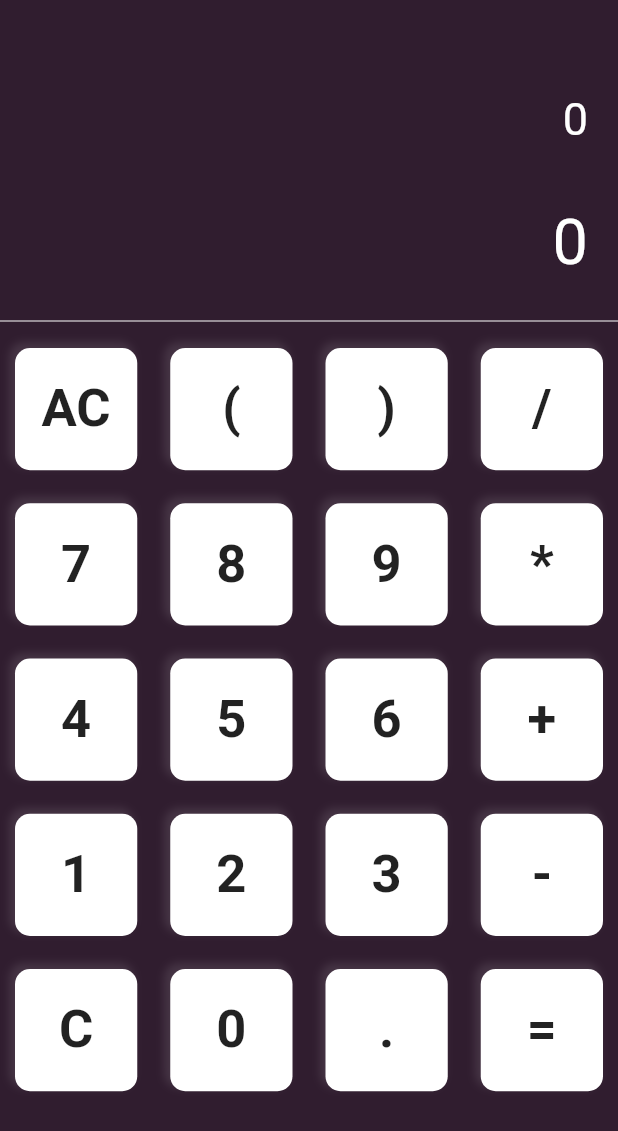
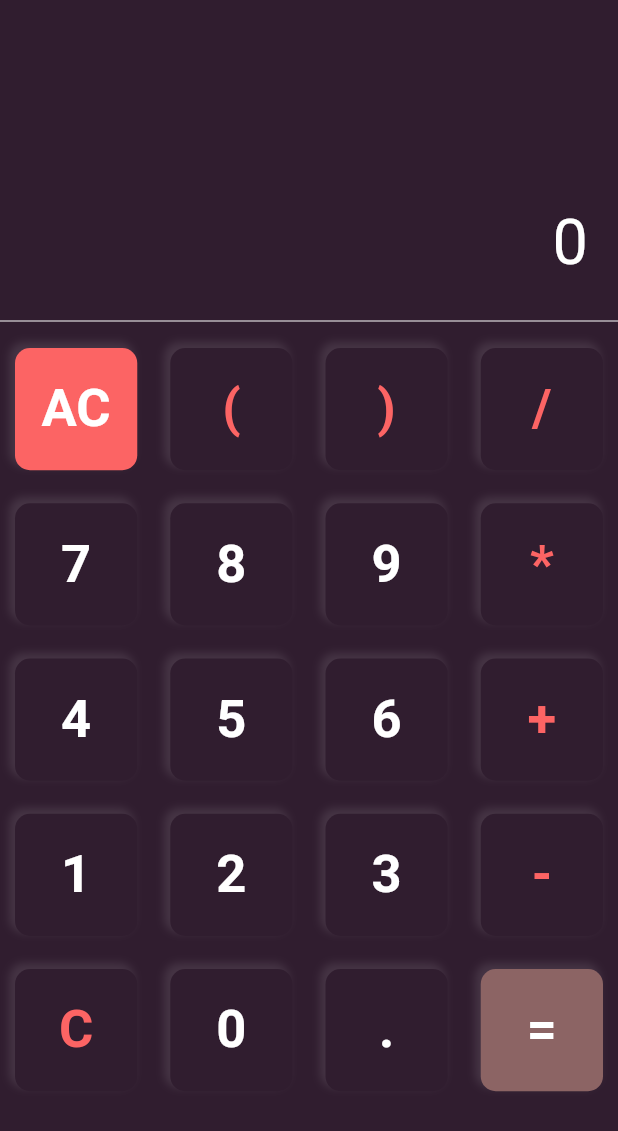
Before and after one commit to Crisiroid/calculator_Flutter, a Flutter app: the screen it shows after launch, after a tap on "AC", on a phone screen of 412 x 824 dp. Shown: the top 1131 px of the screen. Run offline on Flutter 3.47's test engine with Material 2 defaults, Android fonts, the phone set to English and light mode, and no system bars; our stand-ins replace math_expressions.

Commit message:
Completed functionality

```diff
--- a/lib/calculator_page.dart
+++ b/lib/calculator_page.dart
@@ -1,7 +1,6 @@
 // ignore_for_file: prefer_const_constructors
-
-import 'package:calculator/customBtn.dart';
 import 'package:flutter/material.dart';
+import 'package:math_expressions/math_expressions.dart';
 
 class calculator extends StatefulWidget {
   const calculator({Key? key}) : super(key: key);
@@ -74,11 +73,109 @@ class _calculatorState extends State<calculator> {
             gridDelegate: SliverGridDelegateWithFixedCrossAxisCount(
                 crossAxisCount: 4, crossAxisSpacing: 22, mainAxisSpacing: 22),
             itemBuilder: (BuildContext context, int index) {
-              return customBtn(text: buttons[index]);
+              return customBtns(buttons[index]);
             },
           ),
         ))
       ]),
     );
   }
+
+  Widget customBtns(String text) {
+    return InkWell(
+      splashColor: Color.fromARGB(255, 48, 29, 47),
+      onTap: () {
+        setState(() {
+          calcButtons(text);
+        });
+      },
+      child: Ink(
+        decoration: BoxDecoration(
+          color: getBgColor(text),
+          borderRadius: BorderRadius.circular(10),
+          boxShadow: [
+            BoxShadow(
+              color: Colors.white.withOpacity(0.1),
+              blurRadius: 4,
+              spreadRadius: 0.6,
+              offset: Offset(-3, -3),
+            ),
+          ],
+        ),
+        child: Center(
+          child: Text(
+            text,
+            style: TextStyle(
+                fontSize: 35,
+                fontWeight: FontWeight.bold,
+                color: getColor(text)),
+          ),
+        ),
+      ),
+    );
+  }
+
+  getColor(String text) {
+    if (text == "/" ||
+        text == "*" ||
+        text == "+" ||
+        text == "-" ||
+        text == "C" ||
+        text == "(" ||
+        text == ")") {
+      return Color.fromARGB(255, 252, 100, 100);
+    }
+
+    return Colors.white;
+  }
+
+  getBgColor(String text) {
+    if (text == "AC") {
+      return Color.fromARGB(255, 252, 100, 100);
+    }
+    if (text == "=") {
+      return Color.fromARGB(255, 140, 100, 100);
+    }
+
+    return Color.fromARGB(255, 48, 29, 47);
+  }
+
+  calcButtons(String text) {
+    if (text == "AC") {
+      input = "";
+      output = "0";
+      return;
+    }
+    if (text == "C") {
+      if (input.isNotEmpty) {
+        input = input.substring(0, input.length - 1);
+        return;
+      } else {
+        return null;
+      }
+    }
+    if (text == "=") {
+      output = calculate();
+      input = output;
+      if (input.endsWith(".0")) {
+        input = input.replaceAll(".0", "");
+      }
+      if (output.endsWith(".0")) {
+        output = output.replaceAll(".0", "");
+        return;
+      }
+    }
+
+    input = input + text;
+  }
+
+  String calculate() {
+    try {
+      var exp = Parser().parse(input);
+      var evaluation = exp.evaluate(EvaluationType.REAL, ContextModel());
+      return evaluation.toString();
+    } catch (e) {
+      return "Error calculating";
+    }
+  }
 }
--- a/lib/customBtn.dart
+++ /dev/null
@@ -1,36 +0,0 @@
-// ignore_for_file: prefer_const_constructors
-
-import 'package:flutter/material.dart';
-
-class customBtn extends StatelessWidget {
-  final String text;
-  const customBtn({Key? key, required this.text}) : super(key: key);
-
-  @override
-  Widget build(BuildContext context) {
-    return InkWell(
-      splashColor: Color.fromARGB(255, 48, 29, 47),
-      onTap: () {},
-      child: Ink(
-        decoration: BoxDecoration(
-          color: Colors.white,
-          borderRadius: BorderRadius.circular(10),
-          boxShadow: [
-            BoxShadow(
-              color: Colors.white.withOpacity(0.1),
-              blurRadius: 4,
-              spreadRadius: 0.6,
-              offset: Offset(-3, -3),
-            ),
-          ],
-        ),
-        child: Center(
-          child: Text(
-            text,
-            style: TextStyle(fontSize: 35, fontWeight: FontWeight.bold),
-          ),
-        ),
-      ),
-    );
-  }
-}
--- a/pubspec.yaml
+++ b/pubspec.yaml
@@ -34,6 +34,7 @@ dependencies:
   # The following adds the Cupertino Icons font to your application.
   # Use with the CupertinoIcons class for iOS style icons.
   cupertino_icons: ^1.0.2
+  math_expressions: ^2.3.1
 
 dev_dependencies:
   flutter_test:
```
Also changed, not shown: pubspec.lock.
